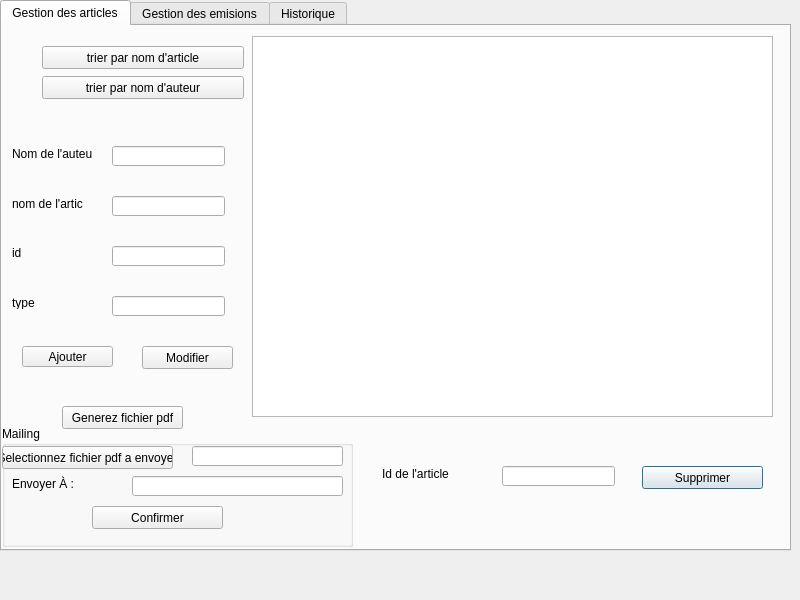
Before: the Qt Designer form module_article.ui in zeinebzarrouk/projet-cpp, drawn with Qt 5.
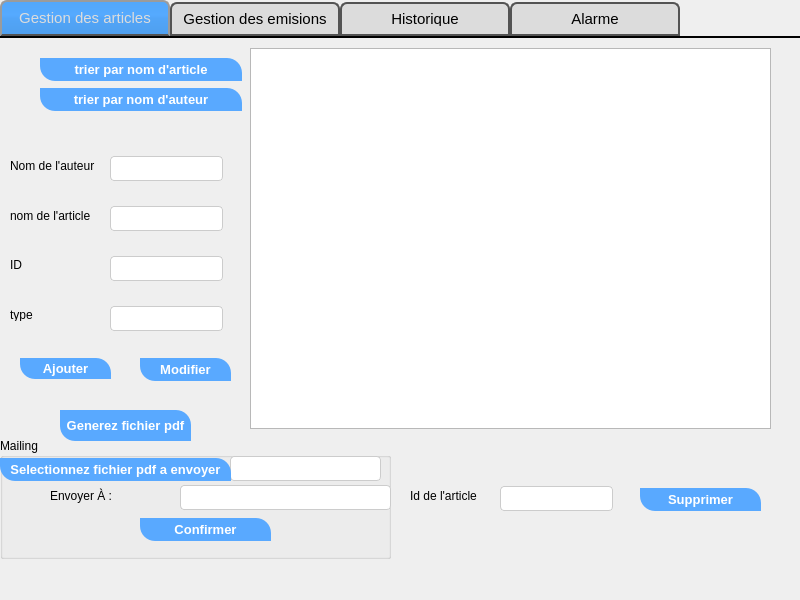
After: the same form once the commit is applied. The open tabs and pages were chosen to show the change.

```diff
--- a/module_article.ui
+++ b/module_article.ui
@@ -13,17 +13,83 @@
   <property name="windowTitle">
    <string>Dialog</string>
   </property>
+  <property name="autoFillBackground">
+   <bool>false</bool>
+  </property>
+  <property name="styleSheet">
+   <string notr="true">background-color: rgb(255, 255, 210);
+
+QLabel
+{
+font: 13px bold;
+}
+
+QLineEdit {
+  width: 100%;
+ 
+  
+  display: inline-block;
+  border: 1px solid #ccc;
+  border-radius: 4px;
+  box-sizing: border-box;
+}
+
+
+</string>
+  </property>
   <widget class="QTabWidget" name="tabWidget">
    <property name="geometry">
     <rect>
      <x>0</x>
      <y>0</y>
-     <width>791</width>
-     <height>551</height>
+     <width>801</width>
+     <height>611</height>
     </rect>
    </property>
    <property name="styleSheet">
-    <string notr="true"/>
+    <string notr="true">QTabWidget::pane { /* The tab widget frame */
+border-top: 2px solid #000000;
+}
+QTabWidget::tab-bar {
+left: 0px; /* move to the right by 5px */
+}
+/* Style the tab using the tab sub-control. Note that it reads QTabBar not QTabWidget */
+QTabBar::tab {
+background: #dcdcdc;
+border: 2px solid #535353;
+border-bottom-color: #535353; /* same as the pane color */
+border-top-left-radius: 7px;
+border-top-right-radius: 7px;
+min-width: 150px;
+padding: 8px;
+color: #000000;
+font-size:15px;
+font-family:Arial, Helvetica, sans-serif;
+}
+QTabBar::tab:selected, QTabBar::tab:hover {
+background: qlineargradient(x1: 0, y1: 0, x2: 0, y2: 1, stop: 0 #53a7fa, stop: 0.4 #55aaff, stop: 0.5 #52a5f8, stop: 1.0 #4f9fee);
+}
+QTabBar::tab:selected {
+border-color: #9B9B9B;
+border-bottom-color: #535353; /* same as pane color */
+color: #dcdcdc;
+font-size:15px;
+font-family:Arial, Helvetica, sans-serif;
+}
+QTabBar::tab:!selected {
+margin-top: 2px; /* make non-selected tabs look smaller */
+}
+QLineEdit {
+  width: 100%;
+  margin: 8px 0;
+  display: inline-block;
+  border: 1px solid #ccc;
+  border-radius: 4px;
+  box-sizing: border-box;
+}</string>
+   </property>
+   <property name="tabPosition">
+    <enum>QTabWidget::North</enum>
    </property>
    <property name="currentIndex">
     <number>0</number>
@@ -35,8 +101,8 @@
     <widget class="QLabel" name="label_19">
      <property name="geometry">
       <rect>
-       <x>380</x>
-       <y>440</y>
+       <x>410</x>
+       <y>450</y>
        <width>81</width>
        <height>16</height>
       </rect>
@@ -49,11 +115,29 @@
      <property name="geometry">
       <rect>
        <x>640</x>
-       <y>440</y>
+       <y>450</y>
        <width>121</width>
        <height>23</height>
       </rect>
      </property>
+     <property name="styleSheet">
+      <string notr="true">QPushButton
+{
+	
+	
+	
+	background-color: rgb(89, 169, 255);
+	color: #fff;
+	font-size: 13px;
+	font-weight: bold;
+	border-top-right-radius: 15px;
+	border-top-left-radius: 0px;
+	border-bottom-right-radius: 0px;
+	border-bottom-left-radius: 15px;
+	/*padding: 10px;*/
+
+}</string>
+     </property>
      <property name="text">
       <string>Supprimer</string>
      </property>
@@ -63,7 +147,7 @@
       <rect>
        <x>10</x>
        <y>120</y>
-       <width>81</width>
+       <width>91</width>
        <height>16</height>
       </rect>
      </property>
@@ -75,11 +159,14 @@
      <property name="geometry">
       <rect>
        <x>110</x>
-       <y>170</y>
+       <y>160</y>
        <width>113</width>
-       <height>20</height>
+       <height>41</height>
       </rect>
      </property>
+     <property name="styleSheet">
+      <string notr="true"/>
+     </property>
     </widget>
     <widget class="QLineEdit" name="lineEdit_idS">
      <property name="geometry">
@@ -87,7 +174,7 @@
        <x>500</x>
        <y>440</y>
        <width>113</width>
-       <height>20</height>
+       <height>41</height>
       </rect>
      </property>
     </widget>
@@ -95,11 +182,14 @@
      <property name="geometry">
       <rect>
        <x>110</x>
-       <y>120</y>
+       <y>110</y>
        <width>113</width>
-       <height>20</height>
+       <height>41</height>
       </rect>
      </property>
+     <property name="styleSheet">
+      <string notr="true"/>
+     </property>
     </widget>
     <widget class="QPushButton" name="pushButton_2">
      <property name="geometry">
@@ -111,7 +201,22 @@
       </rect>
      </property>
      <property name="styleSheet">
-      <string notr="true"/>
+      <string notr="true">QPushButton
+{
+	
+	
+	
+	background-color: rgb(89, 169, 255);
+	color: #fff;
+	font-size: 13px;
+	font-weight: bold;
+	border-top-right-radius: 15px;
+	border-top-left-radius: 0px;
+	border-bottom-right-radius: 0px;
+	border-bottom-left-radius: 15px;
+	/*padding: 10px;*/
+
+}</string>
      </property>
      <property name="text">
       <string>Ajouter</string>
@@ -126,6 +231,24 @@
        <height>23</height>
       </rect>
      </property>
+     <property name="styleSheet">
+      <string notr="true">QPushButton
+{
+	
+	
+	
+	background-color: rgb(89, 169, 255);
+	color: #fff;
+	font-size: 13px;
+	font-weight: bold;
+	border-top-right-radius: 15px;
+	border-top-left-radius: 0px;
+	border-bottom-right-radius: 0px;
+	border-bottom-left-radius: 15px;
+	/*padding: 10px;*/
+
+}</string>
+     </property>
      <property name="text">
       <string>Modifier</string>
      </property>
@@ -135,7 +258,7 @@
       <rect>
        <x>10</x>
        <y>170</y>
-       <width>71</width>
+       <width>91</width>
        <height>16</height>
       </rect>
      </property>
@@ -153,7 +276,7 @@
       </rect>
      </property>
      <property name="text">
-      <string>id</string>
+      <string>ID</string>
      </property>
     </widget>
     <widget class="QTableView" name="Tab_Article">
@@ -165,6 +288,9 @@
        <height>381</height>
       </rect>
      </property>
+     <property name="styleSheet">
+      <string notr="true"/>
+     </property>
      <attribute name="horizontalHeaderMinimumSectionSize">
       <number>39</number>
      </attribute>
@@ -173,21 +299,27 @@
      <property name="geometry">
       <rect>
        <x>110</x>
-       <y>270</y>
+       <y>260</y>
        <width>113</width>
-       <height>20</height>
+       <height>41</height>
       </rect>
      </property>
+     <property name="styleSheet">
+      <string notr="true"/>
+     </property>
     </widget>
     <widget class="QLineEdit" name="lineEdit_id">
      <property name="geometry">
       <rect>
        <x>110</x>
-       <y>220</y>
+       <y>210</y>
        <width>113</width>
-       <height>20</height>
+       <height>41</height>
       </rect>
      </property>
+     <property name="styleSheet">
+      <string notr="true"/>
+     </property>
     </widget>
     <widget class="QLabel" name="label_24">
      <property name="geometry">
@@ -211,6 +343,24 @@
        <height>23</height>
       </rect>
      </property>
+     <property name="styleSheet">
+      <string notr="true">QPushButton
+{
+	
+	
+	
+	background-color: rgb(89, 169, 255);
+	color: #fff;
+	font-size: 13px;
+	font-weight: bold;
+	border-top-right-radius: 15px;
+	border-top-left-radius: 0px;
+	border-bottom-right-radius: 0px;
+	border-bottom-left-radius: 15px;
+	/*padding: 10px;*/
+
+}</string>
+     </property>
      <property name="text">
       <string>trier par nom d'article</string>
      </property>
@@ -224,6 +374,24 @@
        <height>23</height>
       </rect>
      </property>
+     <property name="styleSheet">
+      <string notr="true">QPushButton
+{
+	
+	
+	
+	background-color: rgb(89, 169, 255);
+	color: #fff;
+	font-size: 13px;
+	font-weight: bold;
+	border-top-right-radius: 15px;
+	border-top-left-radius: 0px;
+	border-bottom-right-radius: 0px;
+	border-bottom-left-radius: 15px;
+	/*padding: 10px;*/
+
+}</string>
+     </property>
      <property name="text">
       <string>trier par nom d'auteur</string>
      </property>
@@ -232,11 +400,29 @@
      <property name="geometry">
       <rect>
        <x>60</x>
-       <y>380</y>
-       <width>121</width>
-       <height>23</height>
+       <y>372</y>
+       <width>131</width>
+       <height>31</height>
       </rect>
      </property>
+     <property name="styleSheet">
+      <string notr="true">QPushButton
+{
+	
+	
+	
+	background-color: rgb(89, 169, 255);
+	color: #fff;
+	font-size: 13px;
+	font-weight: bold;
+	border-top-right-radius: 15px;
+	border-top-left-radius: 0px;
+	border-bottom-right-radius: 0px;
+	border-bottom-left-radius: 15px;
+	/*padding: 10px;*/
+
+}</string>
+     </property>
      <property name="text">
       <string>Generez fichier pdf</string>
      </property>
@@ -246,7 +432,7 @@
       <rect>
        <x>0</x>
        <y>400</y>
-       <width>351</width>
+       <width>391</width>
        <height>121</height>
       </rect>
      </property>
@@ -256,10 +442,10 @@
      <widget class="QLineEdit" name="lineEdit_type_3">
       <property name="geometry">
        <rect>
-        <x>190</x>
-        <y>20</y>
+        <x>230</x>
+        <y>10</y>
         <width>151</width>
-        <height>20</height>
+        <height>41</height>
        </rect>
       </property>
       <property name="readOnly">
@@ -269,22 +455,40 @@
      <widget class="QLineEdit" name="lineEdit_type_2">
       <property name="geometry">
        <rect>
-        <x>130</x>
-        <y>50</y>
+        <x>180</x>
+        <y>39</y>
         <width>211</width>
-        <height>20</height>
+        <height>41</height>
        </rect>
       </property>
      </widget>
      <widget class="QPushButton" name="pushButton_13">
       <property name="geometry">
        <rect>
-        <x>90</x>
+        <x>140</x>
         <y>80</y>
         <width>131</width>
         <height>23</height>
        </rect>
       </property>
+      <property name="styleSheet">
+       <string notr="true">QPushButton
+{
+	
+	
+	
+	background-color: rgb(89, 169, 255);
+	color: #fff;
+	font-size: 13px;
+	font-weight: bold;
+	border-top-right-radius: 15px;
+	border-top-left-radius: 0px;
+	border-bottom-right-radius: 0px;
+	border-bottom-left-radius: 15px;
+	/*padding: 10px;*/
+
+}</string>
+      </property>
       <property name="text">
        <string>Confirmer</string>
       </property>
@@ -294,10 +498,28 @@
        <rect>
         <x>0</x>
         <y>20</y>
-        <width>171</width>
+        <width>231</width>
         <height>23</height>
        </rect>
       </property>
+      <property name="styleSheet">
+       <string notr="true">QPushButton
+{
+	
+	
+	
+	background-color: rgb(89, 169, 255);
+	color: #fff;
+	font-size: 13px;
+	font-weight: bold;
+	border-top-right-radius: 15px;
+	border-top-left-radius: 0px;
+	border-bottom-right-radius: 0px;
+	border-bottom-left-radius: 15px;
+	/*padding: 10px;*/
+
+}</string>
+      </property>
       <property name="text">
        <string>Selectionnez fichier pdf a envoyer</string>
       </property>
@@ -305,7 +527,7 @@
      <widget class="QLabel" name="label_25">
       <property name="geometry">
        <rect>
-        <x>10</x>
+        <x>50</x>
         <y>50</y>
         <width>61</width>
         <height>16</height>
@@ -642,6 +864,194 @@
      </property>
     </widget>
    </widget>
+   <widget class="QWidget" name="tab">
+    <attribute name="title">
+     <string>Alarme</string>
+    </attribute>
+    <widget class="QTableView" name="Tab_alarme">
+     <property name="geometry">
+      <rect>
+       <x>270</x>
+       <y>20</y>
+       <width>521</width>
+       <height>381</height>
+      </rect>
+     </property>
+     <attribute name="horizontalHeaderMinimumSectionSize">
+      <number>39</number>
+     </attribute>
+    </widget>
+    <widget class="QTimeEdit" name="timeEdit">
+     <property name="geometry">
+      <rect>
+       <x>140</x>
+       <y>140</y>
+       <width>118</width>
+       <height>23</height>
+      </rect>
+     </property>
+     <property name="displayFormat">
+      <string>h:mm </string>
+     </property>
+    </widget>
+    <widget class="QLineEdit" name="lineEdit_2">
+     <property name="geometry">
+      <rect>
+       <x>490</x>
+       <y>452</y>
+       <width>113</width>
+       <height>41</height>
+      </rect>
+     </property>
+    </widget>
+    <widget class="QLineEdit" name="lineEdit">
+     <property name="geometry">
+      <rect>
+       <x>140</x>
+       <y>230</y>
+       <width>113</width>
+       <height>41</height>
+      </rect>
+     </property>
+    </widget>
+    <widget class="QLabel" name="label_4">
+     <property name="geometry">
+      <rect>
+       <x>330</x>
+       <y>470</y>
+       <width>111</width>
+       <height>17</height>
+      </rect>
+     </property>
+     <property name="text">
+      <string>Nom de l'alarme</string>
+     </property>
+    </widget>
+    <widget class="QPushButton" name="pushButton_7">
+     <property name="geometry">
+      <rect>
+       <x>60</x>
+       <y>300</y>
+       <width>121</width>
+       <height>23</height>
+      </rect>
+     </property>
+     <property name="styleSheet">
+      <string notr="true">QPushButton
+{
+	
+	
+	
+	background-color: rgb(89, 169, 255);
+	color: #fff;
+	font-size: 13px;
+	font-weight: bold;
+	border-top-right-radius: 15px;
+	border-top-left-radius: 0px;
+	border-bottom-right-radius: 0px;
+	border-bottom-left-radius: 15px;
+	/*padding: 10px;*/
+
+}</string>
+     </property>
+     <property name="text">
+      <string>Ajouter</string>
+     </property>
+    </widget>
+    <widget class="QDateEdit" name="dateEdit">
+     <property name="geometry">
+      <rect>
+       <x>140</x>
+       <y>190</y>
+       <width>110</width>
+       <height>23</height>
+      </rect>
+     </property>
+     <property name="dateTime">
+      <datetime>
+       <hour>0</hour>
+       <minute>0</minute>
+       <second>0</second>
+       <year>2000</year>
+       <month>1</month>
+       <day>1</day>
+      </datetime>
+     </property>
+     <property name="calendarPopup">
+      <bool>false</bool>
+     </property>
+    </widget>
+    <widget class="QLabel" name="label_3">
+     <property name="geometry">
+      <rect>
+       <x>30</x>
+       <y>240</y>
+       <width>101</width>
+       <height>17</height>
+      </rect>
+     </property>
+     <property name="text">
+      <string>Nom de l'alarme</string>
+     </property>
+    </widget>
+    <widget class="QPushButton" name="pushButton_9">
+     <property name="geometry">
+      <rect>
+       <x>640</x>
+       <y>460</y>
+       <width>111</width>
+       <height>23</height>
+      </rect>
+     </property>
+     <property name="styleSheet">
+      <string notr="true">QPushButton
+{
+	
+	
+	
+	background-color: rgb(89, 169, 255);
+	color: #fff;
+	font-size: 13px;
+	font-weight: bold;
+	border-top-right-radius: 15px;
+	border-top-left-radius: 0px;
+	border-bottom-right-radius: 0px;
+	border-bottom-left-radius: 15px;
+	/*padding: 10px;*/
+
+}</string>
+     </property>
+     <property name="text">
+      <string>Supprimer</string>
+     </property>
+    </widget>
+    <widget class="QLabel" name="label_2">
+     <property name="geometry">
+      <rect>
+       <x>30</x>
+       <y>190</y>
+       <width>59</width>
+       <height>17</height>
+      </rect>
+     </property>
+     <property name="text">
+      <string>Date</string>
+     </property>
+    </widget>
+    <widget class="QLabel" name="label">
+     <property name="geometry">
+      <rect>
+       <x>30</x>
+       <y>140</y>
+       <width>59</width>
+       <height>17</height>
+      </rect>
+     </property>
+     <property name="text">
+      <string>Heure</string>
+     </property>
+    </widget>
+   </widget>
   </widget>
  </widget>
  <resources/>
```
Left out of the diff: 232 changed lines with no effect on the pictures.
